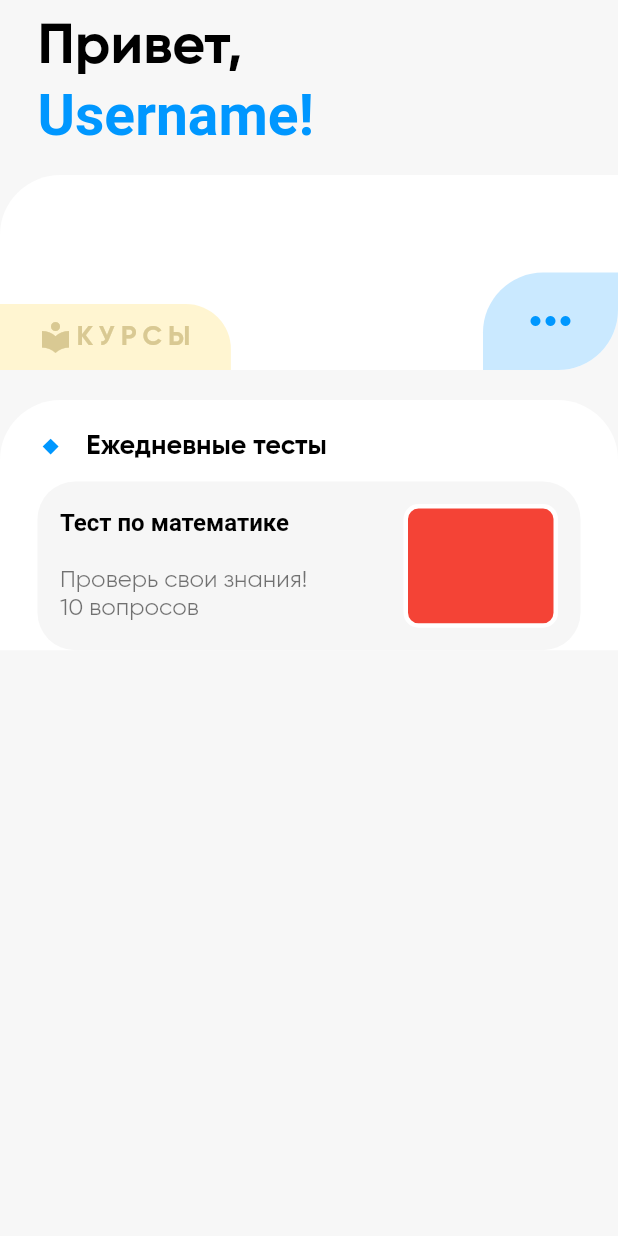
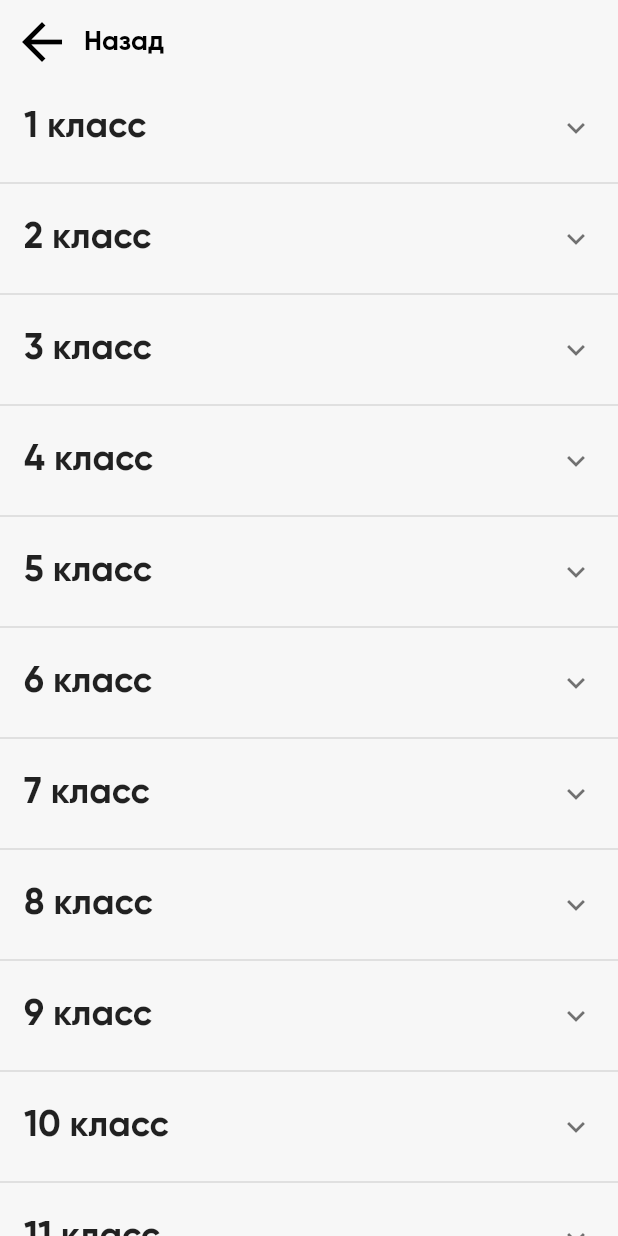
Before and after one commit to maripbekoff/Umit-app, a Flutter app: the HomePage widget shown alone on an empty page, opened directly, after a tap on "КУРСЫ", on a phone screen of 412 x 824 dp. Run offline on Flutter 3.47's test engine with Material 2 defaults, Android fonts, the phone set to English and light mode, and no system bars; our stand-ins replace bloc, cloud_firestore, equatable, firebase_auth, flutter_bloc, flutter_html and 2 more; accounts and stored records are empty.

Commit message:
course page

```diff
--- /dev/null
+++ b/lib/ui/pages/navigation/courses_page/courses_page.dart
@@ -0,0 +1,72 @@
+import 'package:flutter/material.dart';
+import 'package:umit/src/global/text_style.dart';
+
+class CoursesPage extends StatelessWidget {
+  const CoursesPage({Key key}) : super(key: key);
+
+  @override
+  Widget build(BuildContext context) {
+    final List<String> _subjects = [
+      "Англ.яз",
+      "Матем",
+      "Физика",
+      "Физра",
+      "Химия",
+      "ИЗО",
+      "Ардуино",
+    ];
+    return SafeArea(
+      child: Scaffold(
+        appBar: AppBar(
+          title: Text("Назад", style: appBarTextStyle),
+          titleSpacing: 0,
+        ),
+        body: ListView.separated(
+          itemCount: 11,
+          shrinkWrap: true,
+          itemBuilder: (BuildContext context, int index) {
+            return ExpansionTile(
+              title: Text(
+                "${++index} класс",
+                style: TextStyle(fontSize: 24, fontWeight: FontWeight.bold),
+              ),
+              children: <Widget>[
+                ListView.separated(
+                  shrinkWrap: true,
+                  itemCount: _subjects.length,
+                  physics: NeverScrollableScrollPhysics(),
+                  itemBuilder: (BuildContext context, int index) {
+                    return ListTile(
+                      leading: Container(
+                        decoration: BoxDecoration(
+                          borderRadius: BorderRadius.circular(5),
+                          color: Colors.redAccent,
+                        ),
+                        padding: const EdgeInsets.all(2.5),
+                        child: Icon(
+                          Icons.functions,
+                          color: Colors.white,
+                          size: 24,
+                        ),
+                      ),
+                      title: Text(
+                        _subjects[index],
+                        style: TextStyle(fontSize: 18),
+                      ),
+                    );
+                  },
+                  separatorBuilder: (BuildContext context, int index) {
+                    return Divider(thickness: 1, color: Colors.black12);
+                  },
+                ),
+              ],
+            );
+          },
+          separatorBuilder: (BuildContext context, int index) {
+            return Divider(thickness: 1, color: Colors.black12);
+          },
+        ),
+      ),
+    );
+  }
+}
--- a/lib/ui/pages/navigation/home_page/home_page.dart
+++ b/lib/ui/pages/navigation/home_page/home_page.dart
@@ -1,5 +1,6 @@
 import 'package:cloud_firestore/cloud_firestore.dart';
 import 'package:flutter/material.dart';
+import 'package:umit/ui/pages/navigation/courses_page/courses_page.dart';
 import 'package:umit/ui/pages/navigation/home_page/course_card.dart';
 import 'package:umit/ui/pages/navigation/home_page/daily_test_card.dart';
 
@@ -90,7 +91,14 @@ class HomePage extends StatelessWidget {
                       right: 25,
                     ),
                     color: Color(0xFFFFF5D1),
-                    onPressed: () {},
+                    onPressed: () {
+                      Navigator.push(
+                        context,
+                        MaterialPageRoute(
+                          builder: (context) => CoursesPage(),
+                        ),
+                      );
+                    },
                     shape: RoundedRectangleBorder(
                       borderRadius: BorderRadius.only(
                         topRight: Radius.circular(30),
```
